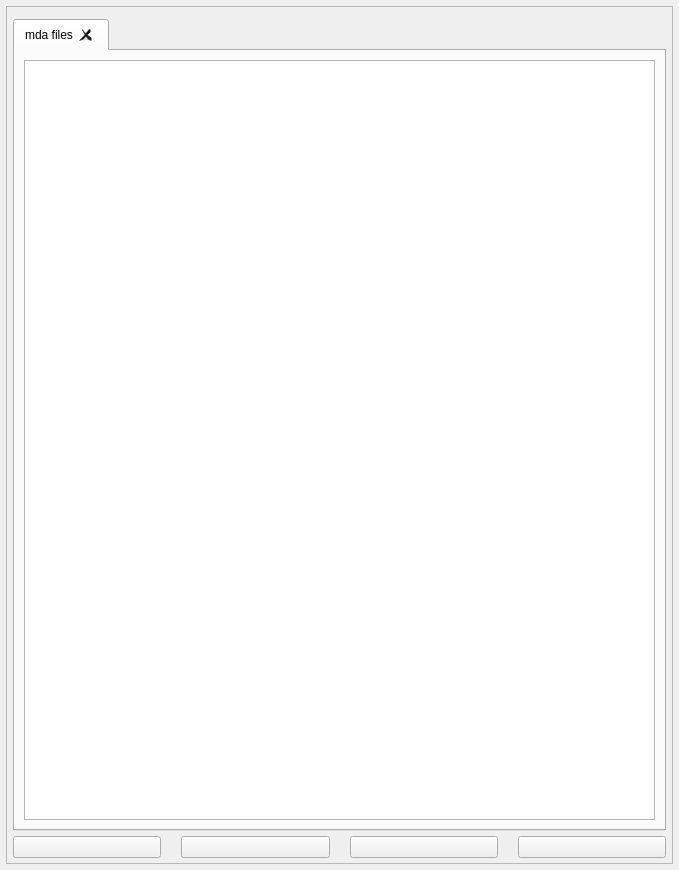
The window that mdaviz/resources/mda_folder_table_view.ui (BCDA-APS/mdaviz) describes before a commit, drawn with Qt 5.
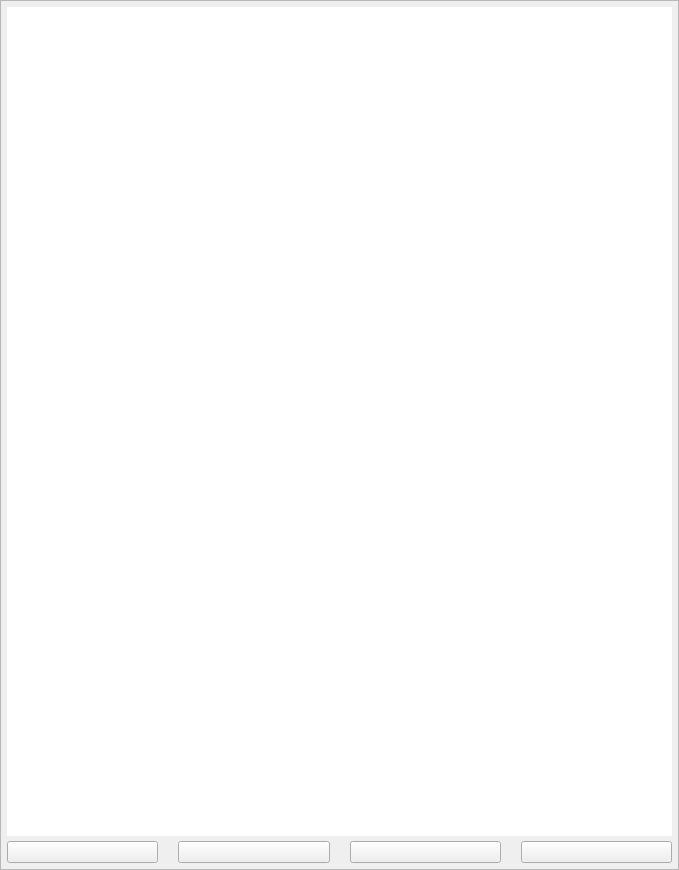
The same window after the commit. Icons and pictures are not drawn.

Commit message: ENH #109 #110 remove folder tab and reduce layout margins

Patch:
```diff
--- a/mdaviz/resources/mda_folder_table_view.ui
+++ b/mdaviz/resources/mda_folder_table_view.ui
@@ -15,16 +15,16 @@
   </property>
   <layout class="QVBoxLayout" name="verticalLayout_2">
    <property name="leftMargin">
-    <number>6</number>
+    <number>0</number>
    </property>
    <property name="topMargin">
-    <number>6</number>
+    <number>0</number>
    </property>
    <property name="rightMargin">
-    <number>6</number>
+    <number>0</number>
    </property>
    <property name="bottomMargin">
-    <number>6</number>
+    <number>0</number>
    </property>
    <item>
     <widget class="QScrollArea" name="scrollArea">
@@ -36,8 +36,8 @@
        <rect>
         <x>0</x>
         <y>0</y>
-        <width>665</width>
-        <height>856</height>
+        <width>677</width>
+        <height>868</height>
        </rect>
       </property>
       <layout class="QVBoxLayout" name="verticalLayout">
@@ -48,29 +48,25 @@
         <number>6</number>
        </property>
        <property name="topMargin">
-        <number>12</number>
+        <number>6</number>
        </property>
        <property name="rightMargin">
         <number>6</number>
        </property>
        <property name="bottomMargin">
-        <number>5</number>
+        <number>6</number>
        </property>
-       <item>
-        <widget class="QTabWidget" name="tabWidget">
-         <property name="currentIndex">
-          <number>0</number>
-         </property>
-         <property name="tabsClosable">
-          <bool>true</bool>
-         </property>
-         <widget class="QWidget" name="TabWidgetPage2">
-          <attribute name="title">
-           <string>mda files</string>
-          </attribute>
-          <layout class="QVBoxLayout" name="verticalLayout_5">
            <item>
             <widget class="QTableView" name="tableView">
+         <property name="frameShape">
+          <enum>QFrame::NoFrame</enum>
+         </property>
+         <property name="frameShadow">
+          <enum>QFrame::Sunken</enum>
+         </property>
+         <property name="lineWidth">
+          <number>1</number>
+         </property>
              <property name="alternatingRowColors">
               <bool>true</bool>
              </property>
@@ -80,10 +76,12 @@
              <property name="gridStyle">
               <enum>Qt::DotLine</enum>
              </property>
-            </widget>
-           </item>
-          </layout>
-         </widget>
+         <property name="sortingEnabled">
+          <bool>true</bool>
+         </property>
+         <property name="wordWrap">
+          <bool>false</bool>
+         </property>
         </widget>
        </item>
        <item>
```
Lines whose indentation alone changed are shown as unchanged. The commit also changes 6 other files.
